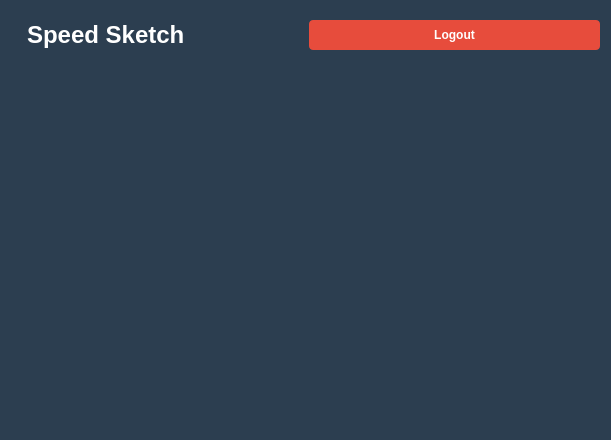
Old version of the form ui/containerForm.ui in the repository alfphy/drawing_game.
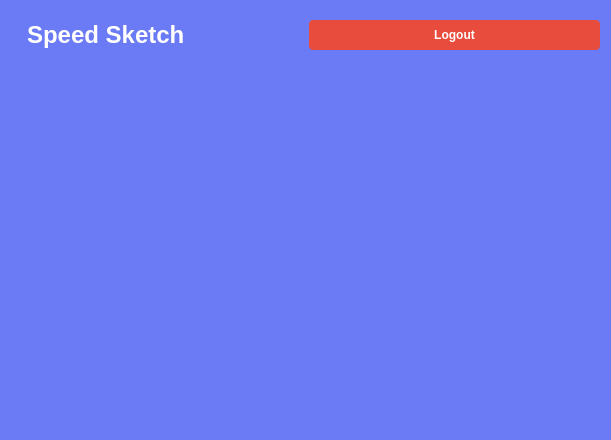
New version of the form. Icons and pictures are not drawn.

Commit message: created auto convert for .ui files to .py (tried it it works, but fck some bug need to fix)

What changed in the file:
```diff
--- a/ui/containerForm.ui
+++ b/ui/containerForm.ui
@@ -17,31 +17,29 @@
    <iconset theme="applications-games"/>
   </property>
   <property name="styleSheet">
-   <string notr="true">
-    QWidget#ContainerForm {
-        background-color: #2c3e50;
-    }
-    QLabel#label_title {
-        color: white;
-        font-size: 24px;
-        font-weight: bold;
-        padding: 10px;
-    }
-    QPushButton#button_menu {
-        background-color: #e74c3c;
-        color: white;
-        border: none;
-        padding: 8px 16px;
-        border-radius: 4px;
-        font-weight: bold;
-    }
-    QPushButton#button_menu:hover {
-        background-color: #c0392b;
-    }
-    QPushButton#button_menu:pressed {
-        background-color: #a93226;
-    }
-   </string>
+   <string notr="true">QWidget#ContainerForm {
+    background-color: rgb(107, 122, 245);
+}
+QLabel#label_title {
+    color: #ffffff;
+    font-size: 24px;
+    font-weight: bold;
+    padding: 10px;
+}
+QPushButton#button_menu {
+    background-color: #e74c3c;
+    color: #ffffff;
+    border: none;
+    padding: 8px 16px;
+    border-radius: 4px;
+    font-weight: bold;
+}
+QPushButton#button_menu:hover {
+    background-color: #c0392b;
+}
+QPushButton#button_menu:pressed {
+    background-color: #a93226;
+}</string>
   </property>
   <layout class="QVBoxLayout" name="verticalLayout_2" stretch="0,1">
    <item>
@@ -65,10 +63,8 @@
    <item>
     <layout class="QHBoxLayout" name="horizontalLayout">
      <item>
-      <widget class="QStackedWidget" name="stack_pages">
-       <widget class="QWidget" name="page"/>
-       <widget class="QWidget" name="page_2"/>
-      </widget>
+       <widget class="QStackedWidget" name="stack_pages">
+       </widget>
      </item>
     </layout>
    </item>
```
Left out of the diff: 3 changed lines with no effect on the pictures. The commit also changes 5 other files.
